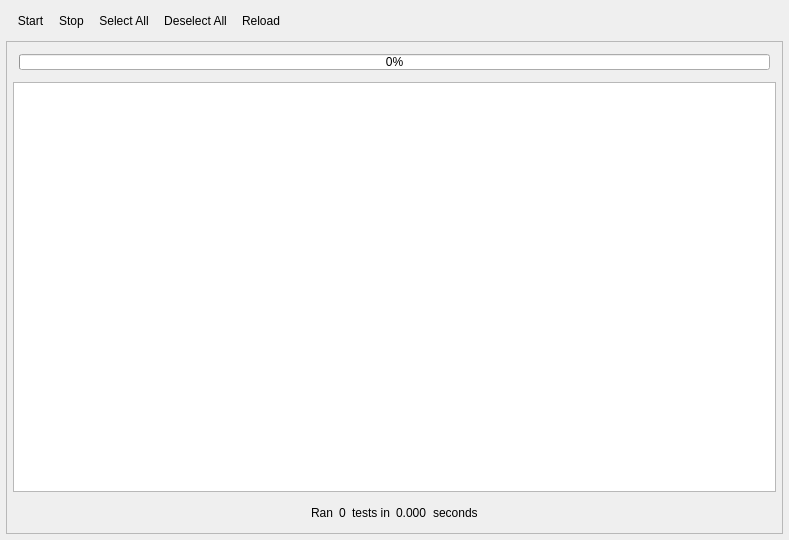
Above: internal/runnerwindow.ui from KDE/veritas before the change. Below: the same form after it.
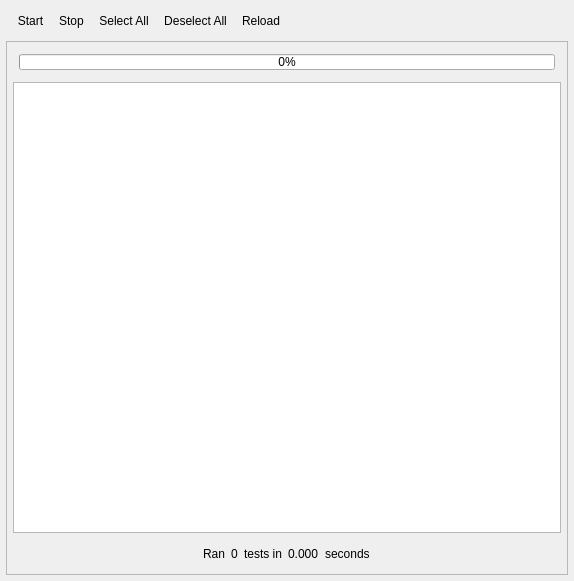
That is the form after the change. Icons and pictures are not drawn.

What changed in the file:
```diff
--- a/internal/runnerwindow.ui
+++ b/internal/runnerwindow.ui
@@ -5,8 +5,8 @@
    <rect>
     <x>0</x>
     <y>0</y>
-    <width>789</width>
-    <height>540</height>
+    <width>574</width>
+    <height>581</height>
    </rect>
   </property>
   <property name="windowTitle" >
@@ -33,22 +33,16 @@
     </widget>
    </item>
    <item>
-    <layout class="QHBoxLayout" name="horizontalLayout_3" >
-     <item>
-      <widget class="QSplitter" name="splitter" >
-       <property name="orientation" >
-        <enum>Qt::Horizontal</enum>
-       </property>
        <widget class="QFrame" name="runnerFrame" >
         <property name="sizePolicy" >
-         <sizepolicy vsizetype="Expanding" hsizetype="Fixed" >
+      <sizepolicy vsizetype="Expanding" hsizetype="Expanding" >
           <horstretch>0</horstretch>
           <verstretch>0</verstretch>
          </sizepolicy>
         </property>
         <property name="minimumSize" >
          <size>
-          <width>250</width>
+       <width>0</width>
           <height>0</height>
          </size>
         </property>
@@ -217,9 +211,6 @@
          </item>
         </layout>
        </widget>
-      </widget>
-     </item>
-    </layout>
    </item>
   </layout>
   <action name="actionStart" >
```
Left out of the diff: 70 changed lines with no effect on the pictures. Lines whose indentation alone changed are shown as unchanged.
